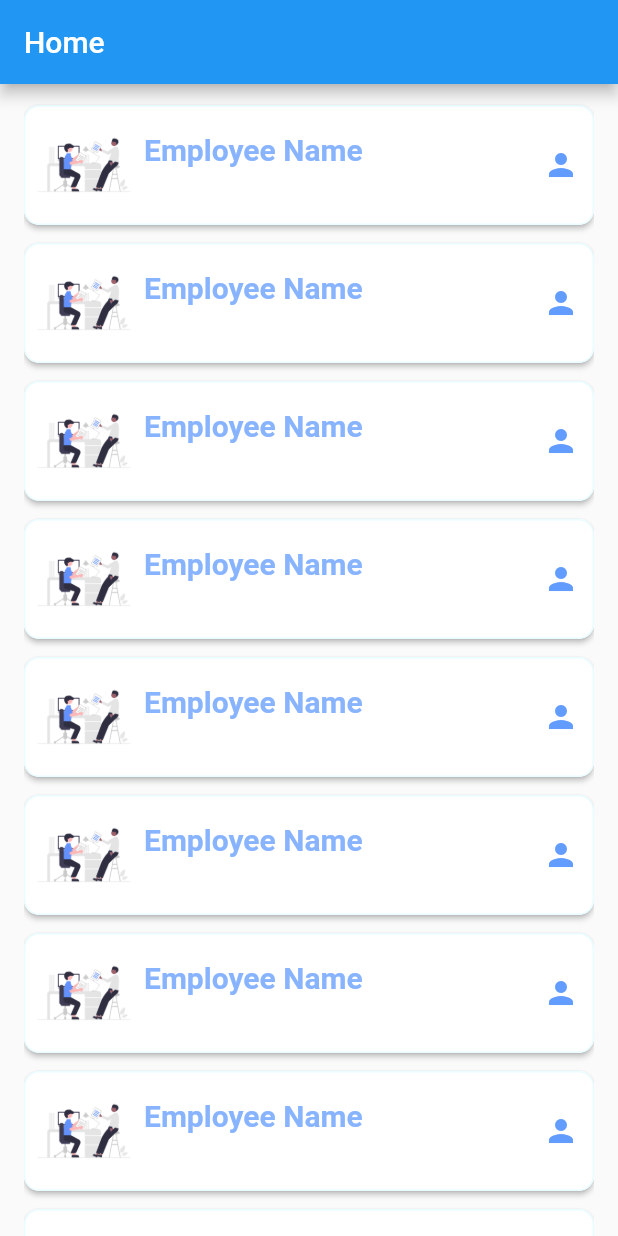
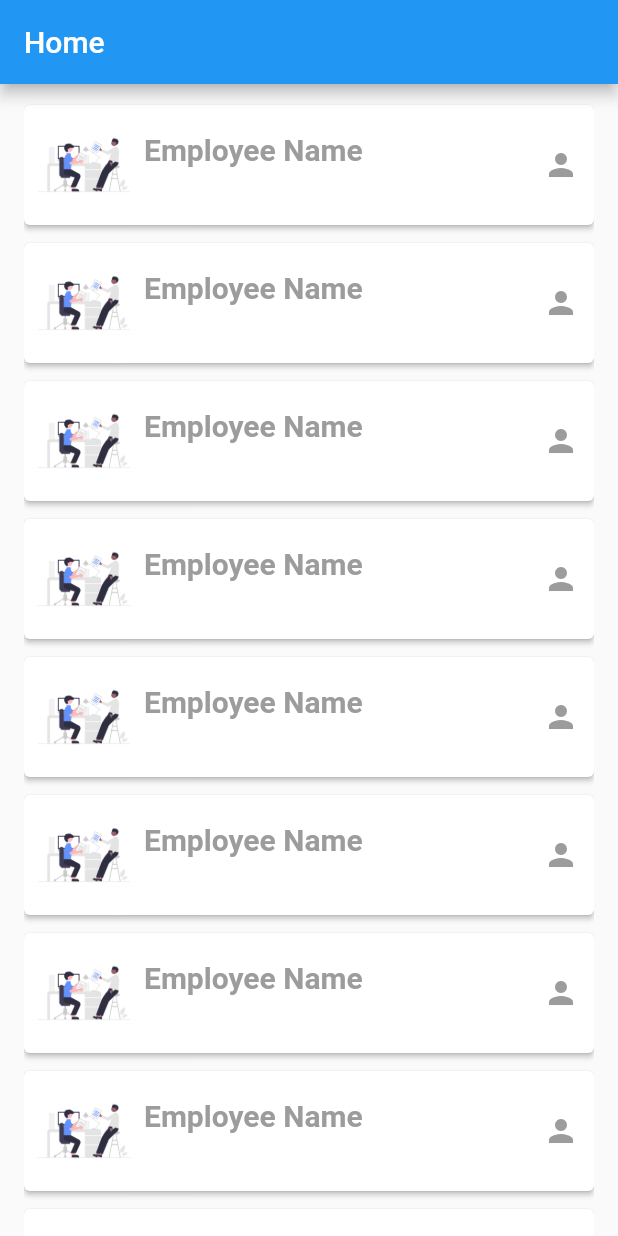
Before and after one commit to smit13192/flutter_app, a Flutter app: the HomePage screen opened directly with empty values, on a phone screen of 412 x 824 dp. Run offline on Flutter 3.47's test engine with Material 2 defaults, Android fonts, the phone set to English and light mode, and no system bars.

Commit message:
change color

```diff
--- a/lib/page/home.dart
+++ b/lib/page/home.dart
@@ -3,6 +3,7 @@ import 'package:ms_creation/catalog/catalog.dart';
 
 class HomePage extends StatelessWidget {
   final String name;
+
   const HomePage({super.key, required this.name});
 
   @override
@@ -32,10 +33,7 @@ class HomePage extends StatelessWidget {
 Widget makeCardCatalog(Catalog catalog) {
   // make own card view instead of listTile
   return Card(
-    margin: const EdgeInsets.symmetric(vertical: 6.0),
-      shape: RoundedRectangleBorder(
-          side: const BorderSide(color: Color.fromARGB(255, 233, 252, 255)),
-          borderRadius: BorderRadius.circular(10)),
+      margin: const EdgeInsets.symmetric(vertical: 6.0),
       elevation: 1.5,
       child: Row(
         children: [
@@ -52,7 +50,7 @@ Widget makeCardCatalog(Catalog catalog) {
                   style: const TextStyle(
                       fontSize: 20,
                       fontWeight: FontWeight.bold,
-                      color: Color.fromARGB(255, 136, 180, 255)),
+                      color: Color.fromARGB(255, 156, 156, 156)),
                 ),
                 const SizedBox(
                   height: 3,
@@ -60,7 +58,7 @@ Widget makeCardCatalog(Catalog catalog) {
                 Text(
                   catalog.subTitle,
                   style: const TextStyle(
-                      fontSize: 15, color: Color.fromARGB(255, 97, 202, 255)),
+                      fontSize: 15, color: Color.fromARGB(255, 134, 134, 134)),
                 )
               ],
             ),
@@ -69,7 +67,7 @@ Widget makeCardCatalog(Catalog catalog) {
               padding: EdgeInsets.only(right: 10),
               child: Icon(
                 Icons.person,
-                color: Color.fromARGB(255, 98, 156, 255),
+                color: Color.fromARGB(255, 156, 156, 156),
               ))
         ],
       ));
```
